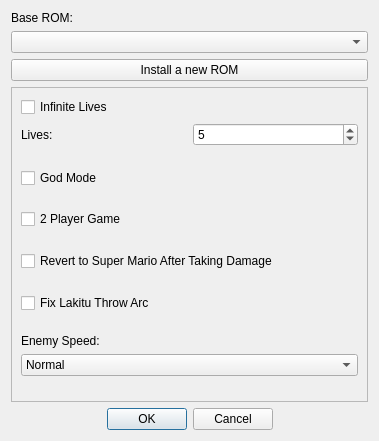
Old version of the form SMB1/SMB1_Compliance_To_SMB1/Configure_Base_Form.ui in the repository Coolcord/Level-Headed.
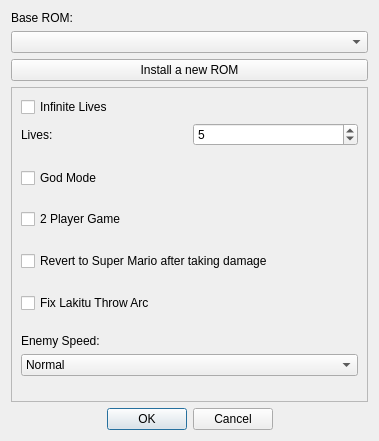
New version of the form.

What changed in the file:
```diff
--- a/SMB1/SMB1_Compliance_To_SMB1/Configure_Base_Form.ui
+++ b/SMB1/SMB1_Compliance_To_SMB1/Configure_Base_Form.ui
@@ -147,7 +147,7 @@
        <item>
         <widget class="QCheckBox" name="cbRevertToSuperMario">
          <property name="text">
-          <string>Revert to Super Mario After Taking Damage</string>
+          <string>Revert to Super Mario after taking damage</string>
          </property>
          <property name="tristate">
           <bool>true</bool>
```
